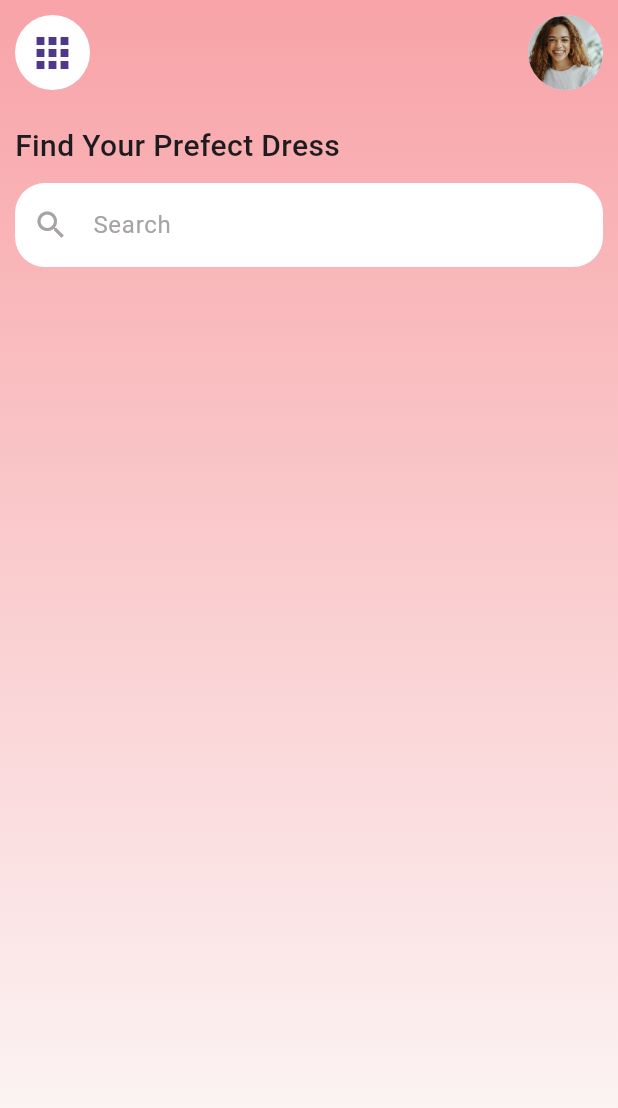
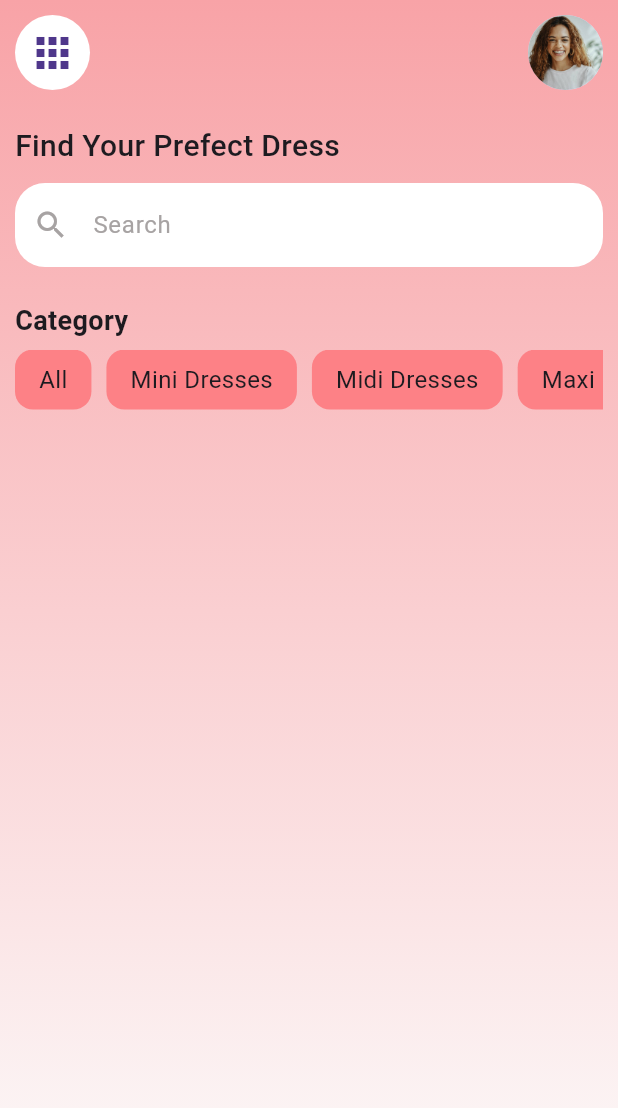
Before and after one commit to MarianAdly21/Dress-Store, a Flutter app: the screen it shows after launch, on a phone screen of 412 x 824 dp. Shown: the top 1108 px of the screen. Run offline on Flutter 3.47's test engine with Material 3 defaults, Android fonts, the phone set to English and light mode, and no system bars; project files that could hold a hidden picture were left out.

Commit message:
category list and create a category model

```diff
--- /dev/null
+++ b/lib/features/Home/models/category_model.dart
@@ -0,0 +1,6 @@
+class CategoryModel {
+  final String categoryName;
+
+ const CategoryModel({required this.categoryName});
+
+}
--- a/lib/features/Home/screens/home_screen.dart
+++ b/lib/features/Home/screens/home_screen.dart
@@ -1,3 +1,4 @@
+import 'package:dress_store/features/Home/widgets/category_list.dart';
 import 'package:flutter/material.dart';
 
 class HomeScreen extends StatelessWidget {
@@ -6,23 +7,23 @@ class HomeScreen extends StatelessWidget {
   @override
   Widget build(BuildContext context) {
     return Scaffold(
-      body: Container(
-        height: MediaQuery.of(context).size.height,
-        width: MediaQuery.of(context).size.width,
-        decoration: const BoxDecoration(
-          gradient: LinearGradient(
-            begin: Alignment.topCenter,
-            end: Alignment.bottomCenter,
-            colors: [
-              Color(0xffF8A3A7),
-              Color(0xffFCFCFC),
-            ],
+      body: Stack(children: [
+        Positioned.fill(
+          child: DecoratedBox(
+            decoration: BoxDecoration(
+              gradient: LinearGradient(
+                begin: Alignment.topCenter,
+                end: Alignment.bottomCenter,
+                colors: [Color(0xffF8A3A7), Color(0xffFCFCFC)],
+              ),
+            ),
           ),
         ),
-        child: SafeArea(
+        SafeArea(
             child: Padding(
           padding: const EdgeInsets.all(10),
           child: Column(
+            crossAxisAlignment: CrossAxisAlignment.start,
             children: [
               Row(
                 mainAxisAlignment: MainAxisAlignment.spaceBetween,
@@ -44,7 +45,6 @@ class HomeScreen extends StatelessWidget {
                   ),
                 ],
               ),
-
               Padding(
                 padding: const EdgeInsets.symmetric(vertical: 23),
                 child: Container(
@@ -85,11 +85,29 @@ class HomeScreen extends StatelessWidget {
                     ],
                   ),
                 ),
-              )
+              ),
+              Expanded(
+                  child: CustomScrollView(
+                slivers: [
+                  SliverToBoxAdapter(
+                    child: Text("Category",
+                        style: TextStyle(
+                            fontSize: 18, fontWeight: FontWeight.bold)),
+                  ),
+                  SliverToBoxAdapter(
+                    child: const SizedBox(
+                      height: 6,
+                    ),
+                  ),
+                  SliverToBoxAdapter(
+                    child: CategoryList(),
+                  )
+                ],
+              )),
             ],
           ),
-        )),
-      ),
+        ))
+      ]),
     );
   }
 }
--- /dev/null
+++ b/lib/features/Home/widgets/category_list.dart
@@ -0,0 +1,55 @@
+import 'package:dress_store/features/Home/models/category_model.dart';
+import 'package:flutter/material.dart';
+
+class CategoryList extends StatelessWidget {
+  const CategoryList({super.key});
+  final List<CategoryModel> categories = const [
+    CategoryModel(categoryName: "All"),
+    CategoryModel(categoryName: "Mini Dresses"),
+    CategoryModel(categoryName: "Midi Dresses"),
+    CategoryModel(categoryName: "Maxi Dresses"),
+  ];
+
+  @override
+  Widget build(BuildContext context) {
+    return SizedBox(
+      height: 40,
+      child: ListView.builder(
+          scrollDirection: Axis.horizontal,
+          itemCount: categories.length,
+          itemBuilder: (context, index) {
+            return _categoryCustomWidget(
+              categoryModel: categories[index],
+            );
+          }),
+    );
+  }
+}
+
+class _categoryCustomWidget extends StatelessWidget {
+  const _categoryCustomWidget({
+    super.key,
+    required this.categoryModel,
+  });
+  final CategoryModel categoryModel;
+
+  @override
+  Widget build(BuildContext context) {
+    return GestureDetector(
+      onTap: () {},
+      child: Container(
+        margin:const EdgeInsets.only(right: 10),
+        decoration: BoxDecoration(
+            borderRadius: BorderRadius.circular(12), color: Color(0xffFD8186)),
+        child: Center(
+            child: Padding(
+          padding: const EdgeInsets.symmetric(vertical: 8, horizontal: 16),
+          child: Text(
+            categoryModel.categoryName,
+            style:const TextStyle(fontSize: 16),
+          ),
+        )),
+      ),
+    );
+  }
+}
--- a/lib/main.dart
+++ b/lib/main.dart
@@ -12,6 +12,7 @@ class DressStore extends StatelessWidget {
   @override
   Widget build(BuildContext context) {
     return const MaterialApp(
+
       debugShowCheckedModeBanner: false,
       home:HomeScreen(),
     );
```
